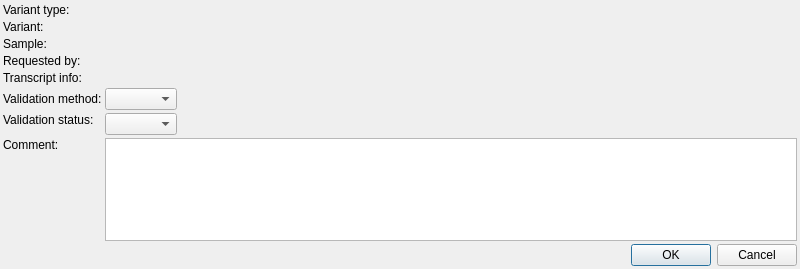
Above: src/GSvar/ValidationDialog.ui from imgag/ngs-bits before the change. Below: the same form after it.
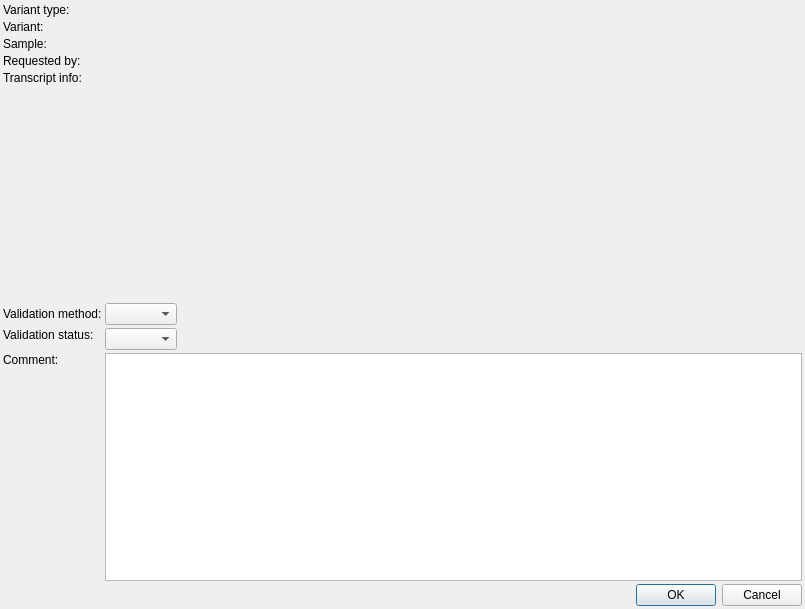
That is the form after the change.

Commit message: GSvar: fixed bug in variant validation dialog (status checkboxes not reachable when a gene has too many transcripts)

Diff of the .ui file:
```diff
--- a/src/GSvar/ValidationDialog.ui
+++ b/src/GSvar/ValidationDialog.ui
@@ -6,8 +6,8 @@
    <rect>
     <x>0</x>
     <y>0</y>
-    <width>800</width>
-    <height>269</height>
+    <width>805</width>
+    <height>609</height>
    </rect>
   </property>
   <property name="minimumSize">
@@ -35,10 +35,13 @@
    <property name="spacing">
     <number>3</number>
    </property>
-   <item row="0" column="0">
-    <widget class="QLabel" name="label_7">
+   <item row="5" column="0">
+    <widget class="QLabel" name="label_6">
      <property name="text">
-      <string>Variant type:</string>
+      <string>Transcript info:</string>
+     </property>
+     <property name="alignment">
+      <set>Qt::AlignmentFlag::AlignLeading|Qt::AlignmentFlag::AlignLeft|Qt::AlignmentFlag::AlignTop</set>
      </property>
     </widget>
    </item>
@@ -49,23 +52,64 @@
      </property>
     </widget>
    </item>
-   <item row="1" column="0">
-    <widget class="QLabel" name="label_4">
+   <item row="9" column="0" colspan="2">
+    <widget class="QDialogButtonBox" name="buttons">
+     <property name="orientation">
+      <enum>Qt::Orientation::Horizontal</enum>
+     </property>
+     <property name="standardButtons">
+      <set>QDialogButtonBox::StandardButton::Cancel|QDialogButtonBox::StandardButton::Ok</set>
+     </property>
+    </widget>
+   </item>
+   <item row="7" column="1">
+    <layout class="QHBoxLayout" name="horizontalLayout">
+     <item>
+      <widget class="QComboBox" name="status"/>
+     </item>
+     <item>
+      <spacer name="horizontalSpacer">
+       <property name="orientation">
+        <enum>Qt::Orientation::Horizontal</enum>
+       </property>
+       <property name="sizeHint" stdset="0">
+        <size>
+         <width>40</width>
+         <height>20</height>
+        </size>
+       </property>
+      </spacer>
+     </item>
+    </layout>
+   </item>
+   <item row="6" column="0">
+    <widget class="QLabel" name="label_8">
      <property name="text">
-      <string>Variant:</string>
+      <string>Validation method:</string>
+     </property>
+    </widget>
+   </item>
+   <item row="8" column="0">
+    <widget class="QLabel" name="label_2">
+     <property name="text">
+      <string>&lt;html&gt;&lt;head/&gt;&lt;body&gt;&lt;p&gt;Comment:&lt;/p&gt;&lt;/body&gt;&lt;/html&gt;</string>
      </property>
      <property name="alignment">
       <set>Qt::AlignLeading|Qt::AlignLeft|Qt::AlignTop</set>
      </property>
     </widget>
    </item>
-   <item row="1" column="1">
-    <widget class="QLabel" name="variant">
-     <property name="text">
-      <string/>
-     </property>
-     <property name="textInteractionFlags">
-      <set>Qt::LinksAccessibleByMouse|Qt::TextSelectableByMouse</set>
+   <item row="8" column="1">
+    <widget class="QTextEdit" name="comment">
+     <property name="html">
+      <string>&lt;!DOCTYPE HTML PUBLIC &quot;-//W3C//DTD HTML 4.0//EN&quot; &quot;http://www.w3.org/TR/REC-html40/strict.dtd&quot;&gt;
+&lt;html&gt;&lt;head&gt;&lt;meta name=&quot;qrichtext&quot; content=&quot;1&quot; /&gt;&lt;meta charset=&quot;utf-8&quot; /&gt;&lt;style type=&quot;text/css&quot;&gt;
+p, li { white-space: pre-wrap; }
+hr { height: 1px; border-width: 0; }
+li.unchecked::marker { content: &quot;\2610&quot;; }
+li.checked::marker { content: &quot;\2612&quot;; }
+&lt;/style&gt;&lt;/head&gt;&lt;body style=&quot; font-family:'Segoe UI'; font-size:9pt; font-weight:400; font-style:normal;&quot;&gt;
+&lt;p style=&quot;-qt-paragraph-type:empty; margin-top:0px; margin-bottom:0px; margin-left:0px; margin-right:0px; -qt-block-indent:0; text-indent:0px; font-family:'MS Shell Dlg 2'; font-size:8pt;&quot;&gt;&lt;br /&gt;&lt;/p&gt;&lt;/body&gt;&lt;/html&gt;</string>
      </property>
     </widget>
    </item>
@@ -85,7 +129,57 @@
       <string/>
      </property>
      <property name="textInteractionFlags">
-      <set>Qt::LinksAccessibleByMouse|Qt::TextSelectableByMouse</set>
+      <set>Qt::TextInteractionFlag::LinksAccessibleByMouse|Qt::TextInteractionFlag::TextSelectableByMouse</set>
+     </property>
+    </widget>
+   </item>
+   <item row="6" column="1">
+    <layout class="QHBoxLayout" name="horizontalLayout_2">
+     <item>
+      <widget class="QComboBox" name="method"/>
+     </item>
+     <item>
+      <spacer name="horizontalSpacer_2">
+       <property name="orientation">
+        <enum>Qt::Orientation::Horizontal</enum>
+       </property>
+       <property name="sizeHint" stdset="0">
+        <size>
+         <width>40</width>
+         <height>20</height>
+        </size>
+       </property>
+      </spacer>
+     </item>
+    </layout>
+   </item>
+   <item row="7" column="0">
+    <widget class="QLabel" name="label">
+     <property name="text">
+      <string>Validation status:</string>
+     </property>
+     <property name="alignment">
+      <set>Qt::AlignmentFlag::AlignLeading|Qt::AlignmentFlag::AlignLeft|Qt::AlignmentFlag::AlignTop</set>
+     </property>
+    </widget>
+   </item>
+   <item row="1" column="0">
+    <widget class="QLabel" name="label_4">
+     <property name="text">
+      <string>Variant:</string>
+     </property>
+     <property name="alignment">
+      <set>Qt::AlignmentFlag::AlignLeading|Qt::AlignmentFlag::AlignLeft|Qt::AlignmentFlag::AlignTop</set>
+     </property>
+    </widget>
+   </item>
+   <item row="1" column="1">
+    <widget class="QLabel" name="variant">
+     <property name="text">
+      <string/>
+     </property>
+     <property name="textInteractionFlags">
+      <set>Qt::TextInteractionFlag::LinksAccessibleByMouse|Qt::TextInteractionFlag::TextSelectableByMouse</set>
      </property>
     </widget>
    </item>
@@ -109,118 +203,64 @@
      </property>
     </widget>
    </item>
-   <item row="4" column="0">
-    <widget class="QLabel" name="label_6">
+   <item row="0" column="0">
+    <widget class="QLabel" name="label_7">
      <property name="text">
-      <string>Transcript info:</string>
-     </property>
-     <property name="alignment">
-      <set>Qt::AlignLeading|Qt::AlignLeft|Qt::AlignTop</set>
-     </property>
-    </widget>
-   </item>
-   <item row="4" column="1">
-    <widget class="QLabel" name="transcript_info">
-     <property name="text">
-      <string/>
-     </property>
-     <property name="textFormat">
-      <enum>Qt::RichText</enum>
-     </property>
-     <property name="wordWrap">
-      <bool>true</bool>
-     </property>
-     <property name="textInteractionFlags">
-      <set>Qt::LinksAccessibleByMouse|Qt::TextSelectableByMouse</set>
-     </property>
-    </widget>
-   </item>
-   <item row="5" column="0">
-    <widget class="QLabel" name="label_8">
-     <property name="text">
-      <string>Validation method:</string>
+      <string>Variant type:</string>
      </property>
     </widget>
    </item>
    <item row="5" column="1">
-    <layout class="QHBoxLayout" name="horizontalLayout_2">
-     <item>
-      <widget class="QComboBox" name="method"/>
-     </item>
-     <item>
-      <spacer name="horizontalSpacer_2">
-       <property name="orientation">
-        <enum>Qt::Horizontal</enum>
-       </property>
-       <property name="sizeHint" stdset="0">
-        <size>
-         <width>40</width>
-         <height>20</height>
-        </size>
-       </property>
-      </spacer>
-     </item>
-    </layout>
-   </item>
-   <item row="6" column="0">
-    <widget class="QLabel" name="label">
-     <property name="text">
-      <string>Validation status:</string>
+    <widget class="QScrollArea" name="scrollArea">
+     <property name="frameShape">
+      <enum>QFrame::Shape::NoFrame</enum>
      </property>
-     <property name="alignment">
-      <set>Qt::AlignLeading|Qt::AlignLeft|Qt::AlignTop</set>
+     <property name="widgetResizable">
+      <bool>true</bool>
      </property>
-    </widget>
-   </item>
-   <item row="6" column="1">
-    <layout class="QHBoxLayout" name="horizontalLayout">
-     <item>
-      <widget class="QComboBox" name="status"/>
-     </item>
-     <item>
-      <spacer name="horizontalSpacer">
-       <property name="orientation">
-        <enum>Qt::Horizontal</enum>
+     <widget class="QWidget" name="scrollAreaWidgetContents">
+      <property name="geometry">
+       <rect>
+        <x>0</x>
+        <y>0</y>
+        <width>696</width>
+        <height>222</height>
+       </rect>
+      </property>
+      <layout class="QVBoxLayout" name="verticalLayout">
+       <property name="spacing">
+        <number>3</number>
        </property>
-       <property name="sizeHint" stdset="0">
-        <size>
-         <width>40</width>
-         <height>20</height>
-        </size>
+       <property name="leftMargin">
+        <number>3</number>
        </property>
-      </spacer>
-     </item>
-    </layout>
-   </item>
-   <item row="7" column="0">
-    <widget class="QLabel" name="label_2">
-     <property name="text">
-      <string>&lt;html&gt;&lt;head/&gt;&lt;body&gt;&lt;p&gt;Comment:&lt;/p&gt;&lt;/body&gt;&lt;/html&gt;</string>
-     </property>
-     <property name="alignment">
-      <set>Qt::AlignLeading|Qt::AlignLeft|Qt::AlignTop</set>
-     </property>
-    </widget>
-   </item>
-   <item row="7" column="1">
-    <widget class="QTextEdit" name="comment">
-     <property name="html">
-      <string>&lt;!DOCTYPE HTML PUBLIC &quot;-//W3C//DTD HTML 4.0//EN&quot; &quot;http://www.w3.org/TR/REC-html40/strict.dtd&quot;&gt;
-&lt;html&gt;&lt;head&gt;&lt;meta name=&quot;qrichtext&quot; content=&quot;1&quot; /&gt;&lt;style type=&quot;text/css&quot;&gt;
-p, li { white-space: pre-wrap; }
-&lt;/style&gt;&lt;/head&gt;&lt;body style=&quot; font-family:'MS Shell Dlg 2'; font-size:8.25pt; font-weight:400; font-style:normal;&quot;&gt;
-&lt;p style=&quot;-qt-paragraph-type:empty; margin-top:0px; margin-bottom:0px; margin-left:0px; margin-right:0px; -qt-block-indent:0; text-indent:0px; font-size:8pt;&quot;&gt;&lt;br /&gt;&lt;/p&gt;&lt;/body&gt;&lt;/html&gt;</string>
-     </property>
-    </widget>
-   </item>
-   <item row="8" column="0" colspan="2">
-    <widget class="QDialogButtonBox" name="buttons">
-     <property name="orientation">
-      <enum>Qt::Horizontal</enum>
-     </property>
-     <property name="standardButtons">
-      <set>QDialogButtonBox::Cancel|QDialogButtonBox::Ok</set>
-     </property>
+       <property name="topMargin">
+        <number>3</number>
+       </property>
+       <property name="rightMargin">
+        <number>3</number>
+       </property>
+       <property name="bottomMargin">
+        <number>3</number>
+       </property>
+       <item>
+        <widget class="QLabel" name="transcript_info">
+         <property name="text">
+          <string/>
+         </property>
+         <property name="textFormat">
+          <enum>Qt::TextFormat::RichText</enum>
+         </property>
+         <property name="wordWrap">
+          <bool>true</bool>
+         </property>
+         <property name="textInteractionFlags">
+          <set>Qt::TextInteractionFlag::LinksAccessibleByMouse|Qt::TextInteractionFlag::TextSelectableByMouse</set>
+         </property>
+        </widget>
+       </item>
+      </layout>
+     </widget>
     </widget>
    </item>
   </layout>
```
Left out of the diff: 8 changed lines with no effect on the pictures. The commit also changes 2 other files.
